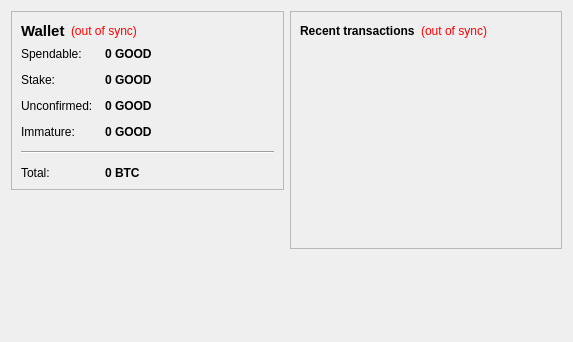
Old version of the form src/qt/forms/overviewpage.ui in the repository stolenjs/gctest.
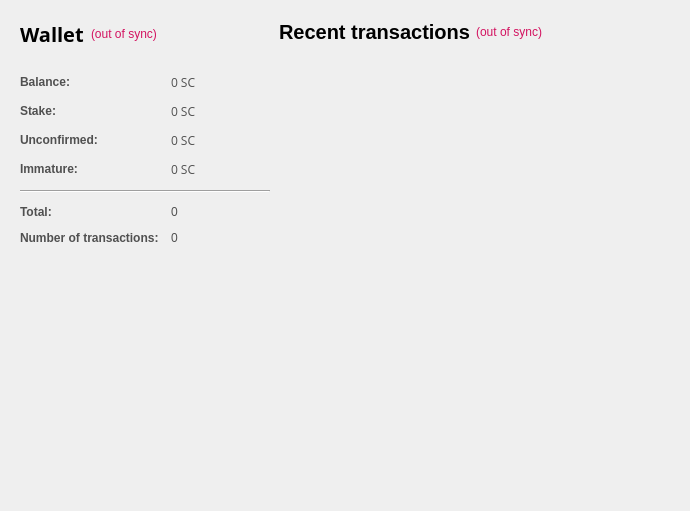
New version of the form. Icons and pictures are not drawn.

```diff
--- a/src/qt/forms/overviewpage.ui
+++ b/src/qt/forms/overviewpage.ui
@@ -6,38 +6,194 @@
    <rect>
     <x>0</x>
     <y>0</y>
-    <width>573</width>
-    <height>342</height>
+    <width>575</width>
+    <height>417</height>
    </rect>
   </property>
+  <property name="sizePolicy">
+   <sizepolicy hsizetype="Minimum" vsizetype="Preferred">
+    <horstretch>0</horstretch>
+    <verstretch>0</verstretch>
+   </sizepolicy>
+  </property>
+  <property name="maximumSize">
+   <size>
+    <width>575</width>
+    <height>16777215</height>
+   </size>
+  </property>
   <property name="windowTitle">
    <string>Form</string>
   </property>
-  <layout class="QHBoxLayout" name="horizontalLayout" stretch="1,1">
-   <item>
+  <property name="styleSheet">
+   <string notr="true">color:#505050;
+font-family:'Open Sans,sans-serif';</string>
+  </property>
+  <layout class="QGridLayout" name="gridLayout_2">
+   <property name="sizeConstraint">
+    <enum>QLayout::SetFixedSize</enum>
+   </property>
+   <property name="leftMargin">
+    <number>11</number>
+   </property>
+   <property name="horizontalSpacing">
+    <number>0</number>
+   </property>
+   <item row="1" column="1">
+    <layout class="QVBoxLayout" name="verticalLayout_3">
+     <property name="spacing">
+      <number>7</number>
+     </property>
+     <item>
+      <widget class="QFrame" name="frame_2">
+       <property name="sizePolicy">
+        <sizepolicy hsizetype="Fixed" vsizetype="Preferred">
+         <horstretch>0</horstretch>
+         <verstretch>0</verstretch>
+        </sizepolicy>
+       </property>
+       <property name="minimumSize">
+        <size>
+         <width>400</width>
+         <height>0</height>
+        </size>
+       </property>
+       <property name="maximumSize">
+        <size>
+         <width>450</width>
+         <height>16777215</height>
+        </size>
+       </property>
+       <layout class="QVBoxLayout" name="verticalLayout">
+        <property name="leftMargin">
+         <number>0</number>
+        </property>
+        <item>
+         <layout class="QHBoxLayout" name="horizontalLayout_2">
+          <item>
+           <widget class="QLabel" name="label_4">
+            <property name="text">
+             <string>&lt;html&gt;&lt;head/&gt;&lt;body&gt;&lt;p&gt;&lt;span style=&quot; font-size:20px; font-weight:600; color:#000000;&quot;&gt;Recent transactions&lt;/span&gt;&lt;/p&gt;&lt;/body&gt;&lt;/html&gt;</string>
+            </property>
+           </widget>
+          </item>
+          <item>
+           <widget class="QLabel" name="labelTransactionsStatus">
+            <property name="toolTip">
+             <string>The displayed information may be out of date. Your wallet automatically synchronizes with the Silkcoin network after a connection is established, but this process has not completed yet.</string>
+            </property>
+            <property name="styleSheet">
+             <string notr="true">QLabel { color: red; }</string>
+            </property>
+            <property name="text">
+             <string notr="true">&lt;html&gt;&lt;head/&gt;&lt;body&gt;&lt;p&gt;&lt;span style=&quot; color:#d31360;&quot;&gt;(out of sync)&lt;/span&gt;&lt;/p&gt;&lt;/body&gt;&lt;/html&gt;</string>
+            </property>
+            <property name="alignment">
+             <set>Qt::AlignRight|Qt::AlignTrailing|Qt::AlignVCenter</set>
+            </property>
+           </widget>
+          </item>
+          <item>
+           <spacer name="horizontalSpacer">
+            <property name="orientation">
+             <enum>Qt::Horizontal</enum>
+            </property>
+            <property name="sizeHint" stdset="0">
+             <size>
+              <width>40</width>
+              <height>20</height>
+             </size>
+            </property>
+           </spacer>
+          </item>
+         </layout>
+        </item>
+        <item>
+         <spacer name="verticalSpacer_6">
+          <property name="orientation">
+           <enum>Qt::Vertical</enum>
+          </property>
+          <property name="sizeType">
+           <enum>QSizePolicy::Maximum</enum>
+          </property>
+          <property name="sizeHint" stdset="0">
+           <size>
+            <width>20</width>
+            <height>13</height>
+           </size>
+          </property>
+         </spacer>
+        </item>
+        <item>
+         <widget class="QListView" name="listTransactions">
+          <property name="sizePolicy">
+           <sizepolicy hsizetype="Fixed" vsizetype="Expanding">
+            <horstretch>0</horstretch>
+            <verstretch>0</verstretch>
+           </sizepolicy>
+          </property>
+          <property name="maximumSize">
+           <size>
+            <width>400</width>
+            <height>16777215</height>
+           </size>
+          </property>
+          <property name="styleSheet">
+           <string notr="true">QListView { background: transparent;font-size:12px;  }</string>
+          </property>
+          <property name="frameShape">
+           <enum>QFrame::NoFrame</enum>
+          </property>
+          <property name="verticalScrollBarPolicy">
+           <enum>Qt::ScrollBarAlwaysOff</enum>
+          </property>
+          <property name="horizontalScrollBarPolicy">
+           <enum>Qt::ScrollBarAlwaysOff</enum>
+          </property>
+          <property name="selectionMode">
+           <enum>QAbstractItemView::NoSelection</enum>
+          </property>
+         </widget>
+        </item>
+       </layout>
+      </widget>
+     </item>
+    </layout>
+   </item>
+   <item row="1" column="0">
     <layout class="QVBoxLayout" name="verticalLayout_2">
+     <property name="spacing">
+      <number>1</number>
+     </property>
      <item>
       <widget class="QFrame" name="frame">
-       <property name="frameShape">
-        <enum>QFrame::StyledPanel</enum>
+       <property name="sizePolicy">
+        <sizepolicy hsizetype="Fixed" vsizetype="Preferred">
+         <horstretch>0</horstretch>
+         <verstretch>0</verstretch>
+        </sizepolicy>
        </property>
-       <property name="frameShadow">
-        <enum>QFrame::Raised</enum>
+       <property name="maximumSize">
+        <size>
+         <width>350</width>
+         <height>16777215</height>
+        </size>
        </property>
        <layout class="QVBoxLayout" name="verticalLayout_4">
         <item>
          <layout class="QHBoxLayout" name="horizontalLayout_4">
+          <property name="spacing">
+           <number>7</number>
+          </property>
           <item>
            <widget class="QLabel" name="label_5">
             <property name="font">
              <font>
-              <pointsize>11</pointsize>
-              <weight>75</weight>
-              <bold>true</bold>
+              <family>Open Sans,sans-serif</family>
              </font>
             </property>
             <property name="text">
-             <string>Wallet</string>
+             <string>&lt;html&gt;&lt;head/&gt;&lt;body&gt;&lt;p&gt;&lt;span style=&quot; font-size:20px; font-weight:600; color:#000000;&quot;&gt;Wallet&lt;/span&gt;&lt;/p&gt;&lt;/body&gt;&lt;/html&gt;</string>
             </property>
            </widget>
           </item>
@@ -50,7 +206,7 @@
              <string notr="true">QLabel { color: red; }</string>
             </property>
             <property name="text">
-             <string notr="true">(out of sync)</string>
+             <string notr="true">&lt;html&gt;&lt;head/&gt;&lt;body&gt;&lt;p&gt;&lt;span style=&quot; color:#d31360;&quot;&gt;(out of sync)&lt;/span&gt;&lt;/p&gt;&lt;/body&gt;&lt;/html&gt;</string>
             </property>
             <property name="alignment">
              <set>Qt::AlignLeading|Qt::AlignLeft|Qt::AlignVCenter</set>
@@ -72,6 +228,22 @@
           </item>
          </layout>
         </item>
+        <item>
+         <spacer name="verticalSpacer_5">
+          <property name="orientation">
+           <enum>Qt::Vertical</enum>
+          </property>
+          <property name="sizeType">
+           <enum>QSizePolicy::Maximum</enum>
+          </property>
+          <property name="sizeHint" stdset="0">
+           <size>
+            <width>20</width>
+            <height>20</height>
+           </size>
+          </property>
+         </spacer>
+        </item>
         <item>
          <layout class="QFormLayout" name="formLayout_2">
           <property name="fieldGrowthPolicy">
@@ -86,7 +258,7 @@
           <item row="0" column="0">
            <widget class="QLabel" name="label">
             <property name="text">
-             <string>Spendable:</string>
+             <string>&lt;html&gt;&lt;head/&gt;&lt;body&gt;&lt;p&gt;&lt;span style=&quot; font-weight:600;&quot;&gt;Balance:&lt;/span&gt;&lt;/p&gt;&lt;/body&gt;&lt;/html&gt;</string>
             </property>
            </widget>
           </item>
@@ -94,8 +266,7 @@
            <widget class="QLabel" name="labelBalance">
             <property name="font">
              <font>
-              <weight>75</weight>
-              <bold>true</bold>
+              <family>Open Sans,sans-serif</family>
              </font>
             </property>
             <property name="cursor">
@@ -105,7 +276,7 @@
              <string>Your current spendable balance</string>
             </property>
             <property name="text">
-             <string notr="true">0 GOOD</string>
+             <string notr="true">0 SC</string>
             </property>
             <property name="textInteractionFlags">
              <set>Qt::LinksAccessibleByMouse|Qt::TextSelectableByKeyboard|Qt::TextSelectableByMouse</set>
@@ -115,7 +286,7 @@
           <item row="1" column="0">
            <widget class="QLabel" name="label_6">
             <property name="text">
-             <string>Stake:</string>
+             <string>&lt;html&gt;&lt;head/&gt;&lt;body&gt;&lt;p&gt;&lt;span style=&quot; font-weight:600;&quot;&gt;Stake:&lt;/span&gt;&lt;/p&gt;&lt;/body&gt;&lt;/html&gt;</string>
             </property>
            </widget>
           </item>
@@ -123,8 +294,7 @@
            <widget class="QLabel" name="labelStake">
             <property name="font">
              <font>
-              <weight>75</weight>
-              <bold>true</bold>
+              <family>Open Sans,sans-serif</family>
              </font>
             </property>
             <property name="cursor">
@@ -134,7 +304,7 @@
              <string>Total of coins that was staked, and do not yet count toward the current balance</string>
             </property>
             <property name="text">
-             <string notr="true">0 GOOD</string>
+             <string notr="true">0 SC</string>
             </property>
             <property name="textInteractionFlags">
              <set>Qt::LinksAccessibleByMouse|Qt::TextSelectableByKeyboard|Qt::TextSelectableByMouse</set>
@@ -144,7 +314,7 @@
           <item row="2" column="0">
            <widget class="QLabel" name="label_3">
             <property name="text">
-             <string>Unconfirmed:</string>
+             <string>&lt;html&gt;&lt;head/&gt;&lt;body&gt;&lt;p&gt;&lt;span style=&quot; font-weight:600;&quot;&gt;Unconfirmed:&lt;/span&gt;&lt;/p&gt;&lt;/body&gt;&lt;/html&gt;</string>
             </property>
            </widget>
           </item>
@@ -152,8 +322,7 @@
            <widget class="QLabel" name="labelUnconfirmed">
             <property name="font">
              <font>
-              <weight>75</weight>
-              <bold>true</bold>
+              <family>Open Sans,sans-serif</family>
              </font>
             </property>
             <property name="cursor">
@@ -163,7 +332,7 @@
              <string>Total of transactions that have yet to be confirmed, and do not yet count toward the current balance</string>
             </property>
             <property name="text">
-             <string notr="true">0 GOOD</string>
+             <string notr="true">0 SC</string>
             </property>
             <property name="textInteractionFlags">
              <set>Qt::LinksAccessibleByMouse|Qt::TextSelectableByKeyboard|Qt::TextSelectableByMouse</set>
@@ -173,7 +342,7 @@
           <item row="3" column="0">
            <widget class="QLabel" name="labelImmatureText">
             <property name="text">
-             <string>Immature:</string>
+             <string>&lt;html&gt;&lt;head/&gt;&lt;body&gt;&lt;p&gt;&lt;span style=&quot; font-weight:600;&quot;&gt;Immature:&lt;/span&gt;&lt;/p&gt;&lt;/body&gt;&lt;/html&gt;</string>
             </property>
            </widget>
           </item>
@@ -181,15 +350,14 @@
            <widget class="QLabel" name="labelImmature">
             <property name="font">
              <font>
-              <weight>75</weight>
-              <bold>true</bold>
+              <family>Open Sans,sans-serif</family>
              </font>
             </property>
             <property name="toolTip">
              <string>Mined balance that has not yet matured</string>
             </property>
             <property name="text">
-             <string notr="true">0 GOOD</string>
+             <string notr="true">0 SC</string>
             </property>
             <property name="textInteractionFlags">
              <set>Qt::LinksAccessibleByMouse|Qt::TextSelectableByKeyboard|Qt::TextSelectableByMouse</set>
@@ -198,6 +366,12 @@
           </item>
           <item row="4" column="0" colspan="2">
            <widget class="Line" name="line">
+            <property name="sizePolicy">
+             <sizepolicy hsizetype="Expanding" vsizetype="Fixed">
+              <horstretch>140</horstretch>
+              <verstretch>0</verstretch>
+             </sizepolicy>
+            </property>
             <property name="orientation">
              <enum>Qt::Horizontal</enum>
             </property>
@@ -206,157 +380,84 @@
           <item row="5" column="0">
            <widget class="QLabel" name="labelTotalText">
             <property name="text">
-             <string>Total:</string>
+             <string>&lt;html&gt;&lt;head/&gt;&lt;body&gt;&lt;p&gt;&lt;span style=&quot; font-weight:600;&quot;&gt;Total:&lt;/span&gt;&lt;/p&gt;&lt;/body&gt;&lt;/html&gt;</string>
             </property>
            </widget>
           </item>
           <item row="5" column="1">
            <widget class="QLabel" name="labelTotal">
-            <property name="font">
-             <font>
-              <weight>75</weight>
-              <bold>true</bold>
-             </font>
-            </property>
-            <property name="cursor">
-             <cursorShape>IBeamCursor</cursorShape>
-            </property>
             <property name="toolTip">
              <string>Your current total balance</string>
             </property>
             <property name="text">
-             <string notr="true">0 BTC</string>
+             <string notr="true">0</string>
             </property>
             <property name="textInteractionFlags">
              <set>Qt::LinksAccessibleByMouse|Qt::TextSelectableByKeyboard|Qt::TextSelectableByMouse</set>
             </property>
            </widget>
           </item>
-         </layout>
-        </item>
-       </layout>
-      </widget>
-     </item>
-     <item>
-      <spacer name="verticalSpacer">
-       <property name="orientation">
-        <enum>Qt::Vertical</enum>
-       </property>
-       <property name="sizeHint" stdset="0">
-        <size>
-         <width>20</width>
-         <height>40</height>
-        </size>
-       </property>
-      </spacer>
-     </item>
-     <item>
-      <widget class="QLabel" name="label_6">
-       <property name="text">
-        <string/>
-       </property>
-       <property name="pixmap">
-        <pixmap resource="../bitcoin.qrc">:/images/backg</pixmap>
-       </property>
-       <property name="scaledContents">
-        <bool>false</bool>
-       </property>
-       <property name="alignment">
-        <set>Qt::AlignCenter</set>
-       </property>
-       <property name="margin">
-        <number>-2</number>
-       </property>
-      </widget>
-     </item>
-    </layout>
-   </item>
-   <item>
-    <layout class="QVBoxLayout" name="verticalLayout_3">
-     <item>
-      <widget class="QFrame" name="frame_2">
-       <property name="frameShape">
-        <enum>QFrame::StyledPanel</enum>
-       </property>
-       <property name="frameShadow">
-        <enum>QFrame::Raised</enum>
-       </property>
-       <layout class="QVBoxLayout" name="verticalLayout">
-        <item>
-         <layout class="QHBoxLayout" name="horizontalLayout_2">
-          <item>
-           <widget class="QLabel" name="label_4">
+          <item row="6" column="0">
+           <widget class="QLabel" name="label_2">
             <property name="text">
-             <string>&lt;b&gt;Recent transactions&lt;/b&gt;</string>
+             <string>&lt;html&gt;&lt;head/&gt;&lt;body&gt;&lt;p&gt;&lt;span style=&quot; font-weight:600;&quot;&gt;Number of transactions:&lt;/span&gt;&lt;/p&gt;&lt;/body&gt;&lt;/html&gt;</string>
             </property>
            </widget>
           </item>
-          <item>
-           <widget class="QLabel" name="labelTransactionsStatus">
+          <item row="6" column="1">
+           <widget class="QLabel" name="labelNumTransactions">
             <property name="toolTip">
              <string>The displayed information may be out of date. Your wallet automatically synchronizes with the GOODCoin network after a connection is established, but this process has not completed yet.</string>
             </property>
-            <property name="styleSheet">
-             <string notr="true">QLabel { color: red; }</string>
-            </property>
             <property name="text">
-             <string notr="true">(out of sync)</string>
+             <string notr="true">0</string>
             </property>
-            <property name="alignment">
-             <set>Qt::AlignRight|Qt::AlignTrailing|Qt::AlignVCenter</set>
-            </property>
            </widget>
           </item>
-          <item>
-           <spacer name="horizontalSpacer">
-            <property name="orientation">
-             <enum>Qt::Horizontal</enum>
-            </property>
-            <property name="sizeHint" stdset="0">
-             <size>
-              <width>40</width>
-              <height>20</height>
-             </size>
-            </property>
-           </spacer>
-          </item>
          </layout>
         </item>
         <item>
-         <widget class="QListView" name="listTransactions">
+         <spacer name="verticalSpacer_2">
+          <property name="orientation">
+           <enum>Qt::Vertical</enum>
+          </property>
+          <property name="sizeHint" stdset="0">
+           <size>
+            <width>20</width>
+            <height>20</height>
+           </size>
+          </property>
+         </spacer>
+        </item>
+        <item>
+         <widget class="QWidget" name="widget" native="true">
+          <property name="minimumSize">
+           <size>
+            <width>250</width>
+            <height>200</height>
+           </size>
+          </property>
           <property name="styleSheet">
-           <string notr="true">QListView { background: transparent; }</string>
-          </property>
-          <property name="frameShape">
-           <enum>QFrame::NoFrame</enum>
-          </property>
-          <property name="verticalScrollBarPolicy">
-           <enum>Qt::ScrollBarAlwaysOff</enum>
-          </property>
-          <property name="horizontalScrollBarPolicy">
-           <enum>Qt::ScrollBarAlwaysOff</enum>
-          </property>
-          <property name="selectionMode">
-           <enum>QAbstractItemView::NoSelection</enum>
+           <string notr="true">image: url(:/images/wallet);</string>
           </property>
          </widget>
         </item>
+        <item>
+         <spacer name="verticalSpacer">
+          <property name="orientation">
+           <enum>Qt::Vertical</enum>
+          </property>
+          <property name="sizeHint" stdset="0">
+           <size>
+            <width>20</width>
+            <height>20</height>
+           </size>
+          </property>
+         </spacer>
+        </item>
        </layout>
       </widget>
      </item>
-     <item>
-      <spacer name="verticalSpacer_2">
-       <property name="orientation">
-        <enum>Qt::Vertical</enum>
-       </property>
-       <property name="sizeHint" stdset="0">
-        <size>
-         <width>20</width>
-         <height>40</height>
-        </size>
-       </property>
-      </spacer>
-     </item>
     </layout>
    </item>
   </layout>
```
Left out of the diff: 13 changed lines with no effect on the pictures.
